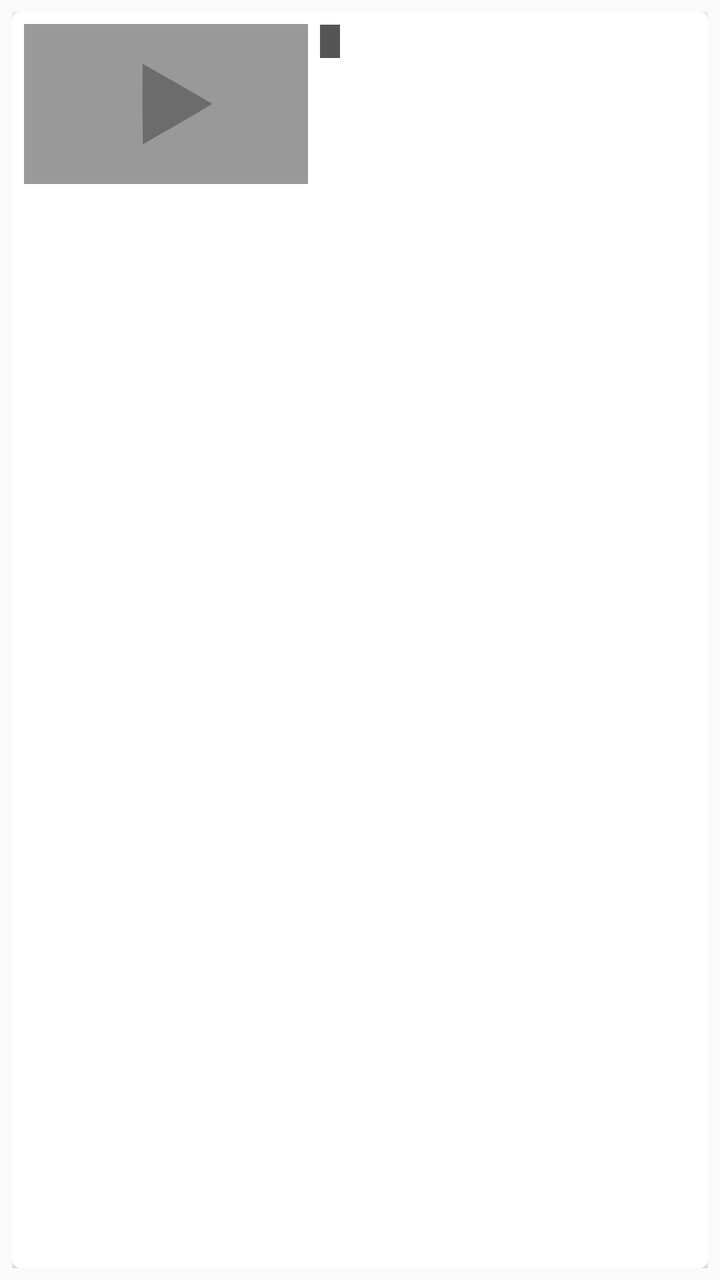
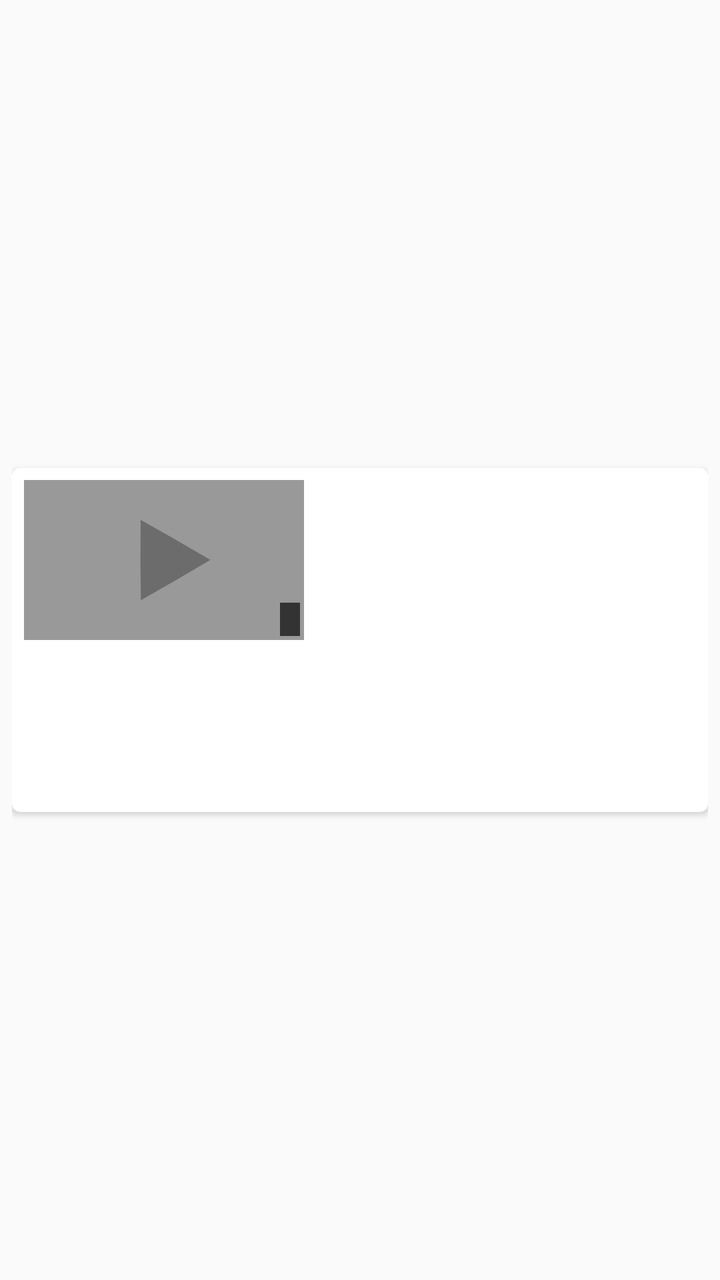

The first picture is an Android layout as it rendered before a commit; the second is the same layout after the commit. The layout source and the unified diff follow.
<!-- AndroidManifest.xml: application theme AppTheme -->
<!-- res/layout/video_item.xml -->
<?xml version="1.0" encoding="utf-8"?>
<LinearLayout xmlns:android="http://schemas.android.com/apk/res/android"
    xmlns:tools="http://schemas.android.com/tools"
    xmlns:card_view="http://schemas.android.com/apk/res-auto"
    android:layout_width="match_parent"
    android:layout_height="wrap_content"
    android:padding="6dp">

    <android.support.v7.widget.CardView
        xmlns:card_view="http://schemas.android.com/apk/res-auto"
        android:id="@+id/card_view"
        android:layout_gravity="center"
        android:orientation="vertical"
        android:layout_width="match_parent"
        android:layout_height="wrap_content"
        card_view:cardCornerRadius="4dp" >

        <RelativeLayout
            xmlns:android="http://schemas.android.com/apk/res/android"
            android:orientation="vertical"
            android:layout_width="match_parent"
            android:layout_height="wrap_content"
            android:padding="6dp">

            <ImageView android:id="@+id/itemThumbnailView"
                android:contentDescription="@string/itemThumbnailViewDescription"
                android:layout_width="142dp"
                android:layout_height="80dp"
                android:layout_marginEnd="6dp"
                android:layout_marginRight="6dp"
                android:scaleType="centerCrop"
                android:layout_alignParentLeft="true"
                android:layout_alignParentStart="true"
                android:layout_alignParentTop="true"
                android:src="@drawable/dummy_thumbnail"/>

            <TextView android:id="@+id/itemVideoTitleView"
                android:layout_width="wrap_content"
                android:layout_height="36dp"
                android:layout_toRightOf="@id/itemThumbnailView"
                android:layout_toEndOf="@id/itemThumbnailView"
                android:layout_alignParentTop="true"
                android:textAppearance="?android:attr/textAppearanceLarge"
                android:textSize="@dimen/text_search_title_size"/>

            <LinearLayout
                android:layout_width="match_parent"
                android:layout_height="match_parent"
                android:layout_toRightOf="@id/itemThumbnailView">

                <TextView android:id="@+id/itemUploaderView"
                    android:layout_width="wrap_content"
                    android:layout_height="18dp"
                    android:textAppearance="?android:attr/textAppearanceSmall"
                    android:textSize="@dimen/text_search_uploader_size"/>

                <TextView android:id="@+id/itemUploadDateView"
                    android:layout_width="wrap_content"
                    android:layout_height="wrap_content"
                    android:textAppearance="?android:attr/textAppearanceSmall"
                    android:textSize="@dimen/text_search_uploadtime_size"
                    />

                <TextView android:id="@+id/itemDurationView"
                    android:layout_width="wrap_content"
                    android:layout_height="wrap_content"
                    android:layout_marginRight="2dp"
                    android:layout_marginEnd="2dp"
                    android:layout_marginBottom="2dp"
                    android:paddingTop="1dp"
                    android:paddingBottom="1dp"
                    android:paddingRight="5dp"
                    android:paddingLeft="5dp"
                    android:textAppearance="?android:attr/textAppearanceSmall"
                    android:textSize="@dimen/text_search_duration_size"
                    android:background="@color/durationBackground"
                    android:textColor="@color/durationText"/>

            </LinearLayout>

        </RelativeLayout>
    </android.support.v7.widget.CardView>
</LinearLayout>
<!-- resources referenced by this layout -->
<resources>
  <color name="durationBackground">#aa000000</color>
  <color name="durationText">#eeffffff</color>
  <dimen name="text_search_duration_size">11sp</dimen>
  <dimen name="text_search_title_size">14sp</dimen>
  <dimen name="text_search_uploader_size">12sp</dimen>
  <dimen name="text_search_uploadtime_size">12sp</dimen>
  <!-- drawable dummy_thumbnail: png bitmap (drawable-nodpi, 2654 bytes) -->
  <string name="itemThumbnailViewDescription">Video preview thumbnail</string>
  <style name="AppTheme" parent="Theme.AppCompat.Light">
          <item name="android:actionBarStyle">@style/NewPipeActionbarTheme</item>
          <item name="actionBarStyle">@style/NewPipeActionbarTheme</item>
          <item name="colorPrimary">@color/primaryColorYoutube</item>
          <item name="colorPrimaryDark">@color/primaryColorDarkYoutube</item>
          <item name="colorAccent">@color/accentColorYoutube</item>
      </style>
  <style name="NewPipeActionbarTheme" parent="Widget.AppCompat.Light.ActionBar.Solid">
          <item name="android:displayOptions">showHome</item>
          <item name="displayOptions">showHome</item>
          <item name="android:background">@color/primaryColorYoutube</item>
          <item name="background">@color/primaryColorYoutube</item>
      </style>
  <color name="primaryColorYoutube">#cd322e</color>
  <color name="primaryColorDarkYoutube">#bc211d</color>
  <color name="accentColorYoutube">#000000</color>
</resources>

<!-- the commit's change to res/layout/video_item.xml (unified diff, before → after) -->
@@ -4,7 +4,7 @@
     xmlns:card_view="http://schemas.android.com/apk/res-auto"
     android:layout_width="match_parent"
     android:layout_height="wrap_content"
-    android:padding="6dp">
+    android:padding="@dimen/video_item_search_card_margin">
 
     <android.support.v7.widget.CardView
         xmlns:card_view="http://schemas.android.com/apk/res-auto"
@@ -13,71 +13,76 @@
         android:orientation="vertical"
         android:layout_width="match_parent"
         android:layout_height="wrap_content"
-        card_view:cardCornerRadius="4dp" >
+        card_view:cardCornerRadius="@dimen/video_item_search_card_radius" >
 
-        <RelativeLayout
+        <LinearLayout
             xmlns:android="http://schemas.android.com/apk/res/android"
             android:orientation="vertical"
             android:layout_width="match_parent"
             android:layout_height="wrap_content"
-            android:padding="6dp">
+            android:layout_marginRight="@dimen/video_item_search_image_right_margin"
+            android:padding="@dimen/video_item_search_card_padding">
 
-            <ImageView android:id="@+id/itemThumbnailView"
-                android:contentDescription="@string/itemThumbnailViewDescription"
-                android:layout_width="142dp"
-                android:layout_height="80dp"
-                android:layout_marginEnd="6dp"
-                android:layout_marginRight="6dp"
-                android:scaleType="centerCrop"
-                android:layout_alignParentLeft="true"
-                android:layout_alignParentStart="true"
-                android:layout_alignParentTop="true"
-                android:src="@drawable/dummy_thumbnail"/>
+            <RelativeLayout
+                android:layout_width="wrap_content"
+                android:layout_height="wrap_content">
 
-            <TextView android:id="@+id/itemVideoTitleView"
-                android:layout_width="wrap_content"
-                android:layout_height="36dp"
-                android:layout_toRightOf="@id/itemThumbnailView"
-                android:layout_toEndOf="@id/itemThumbnailView"
-                android:layout_alignParentTop="true"
-                android:textAppearance="?android:attr/textAppearanceLarge"
-                android:textSize="@dimen/text_search_title_size"/>
-
-            <LinearLayout
-                android:layout_width="match_parent"
-                android:layout_height="match_parent"
-                android:layout_toRightOf="@id/itemThumbnailView">
-
-                <TextView android:id="@+id/itemUploaderView"
-                    android:layout_width="wrap_content"
-                    android:layout_height="18dp"
-                    android:textAppearance="?android:attr/textAppearanceSmall"
-                    android:textSize="@dimen/text_search_uploader_size"/>
-
-                <TextView android:id="@+id/itemUploadDateView"
-                    android:layout_width="wrap_content"
-                    android:layout_height="wrap_content"
-                    android:textAppearance="?android:attr/textAppearanceSmall"
-                    android:textSize="@dimen/text_search_uploadtime_size"
-                    />
+                <ImageView android:id="@+id/itemThumbnailView"
+                    android:contentDescription="@string/itemThumbnailViewDescription"
+                    android:layout_width="@dimen/video_item_search_image_width"
+                    android:layout_height="@dimen/video_item_search_image_height"
+                    android:scaleType="centerCrop"
+                    android:layout_alignParentLeft="true"
+                    android:layout_alignParentStart="true"
+                    android:layout_alignParentTop="true"
+                    android:src="@drawable/dummy_thumbnail"/>
 
                 <TextView android:id="@+id/itemDurationView"
                     android:layout_width="wrap_content"
                     android:layout_height="wrap_content"
-                    android:layout_marginRight="2dp"
-                    android:layout_marginEnd="2dp"
-                    android:layout_marginBottom="2dp"
-                    android:paddingTop="1dp"
-                    android:paddingBottom="1dp"
-                    android:paddingRight="5dp"
-                    android:paddingLeft="5dp"
+                    android:layout_alignBottom="@id/itemThumbnailView"
+                    android:layout_alignRight="@id/itemThumbnailView"
+                    android:layout_alignEnd="@id/itemThumbnailView"
+                    android:layout_marginRight="@dimen/video_item_search_duration_margin"
+                    android:layout_marginEnd="@dimen/video_item_search_duration_margin"
+                    android:layout_marginBottom="@dimen/video_item_search_duration_margin"
+                    android:paddingTop="@dimen/video_item_search_duration_vertical_padding"
+                    android:paddingBottom="@dimen/video_item_search_duration_vertical_padding"
+                    android:paddingRight="@dimen/video_item_search_duration_horizontal_padding"
+                    android:paddingLeft="@dimen/video_item_search_duration_horizontal_padding"
                     android:textAppearance="?android:attr/textAppearanceSmall"
-                    android:textSize="@dimen/text_search_duration_size"
+                    android:textSize="@dimen/video_item_search_duration_text_size"
                     android:background="@color/durationBackground"
                     android:textColor="@color/durationText"/>
 
+            </RelativeLayout>
+
+            <LinearLayout
+                android:orientation="horizontal"
+                android:layout_width="fill_parent"
+                android:layout_height="@dimen/video_item_search_image_height">
+
+                <TextView android:id="@+id/itemVideoTitleView"
+                    android:layout_width="match_parent"
+                    android:layout_height="fill_parent"
+                    android:textAppearance="?android:attr/textAppearanceLarge"
+                    android:textSize="@dimen/video_item_search_title_text_size"/>
+
+                <TextView android:id="@+id/itemUploaderView"
+                    android:layout_width="match_parent"
+                    android:layout_height="@dimen/video_item_search_uploader_height"
+                    android:textAppearance="?android:attr/textAppearanceSmall"
+                    android:textSize="@dimen/video_item_search_uploader_text_size"/>
+
+                <TextView android:id="@+id/itemUploadDateView"
+                    android:layout_width="match_parent"
+                    android:layout_height="@dimen/video_item_search_upload_date_height"
+                    android:textAppearance="?android:attr/textAppearanceSmall"
+                    android:textSize="@dimen/video_item_search_upload_date_text_size"
+                    />
+
             </LinearLayout>
 
-        </RelativeLayout>
+        </LinearLayout>
     </android.support.v7.widget.CardView>
 </LinearLayout>
<!-- resource entries referenced after the edit -->
@@ -2,10 +2,21 @@
 <resources>
   <color name="durationBackground">#aa000000</color>
   <color name="durationText">#eeffffff</color>
-  <dimen name="text_search_duration_size">11sp</dimen>
-  <dimen name="text_search_title_size">14sp</dimen>
-  <dimen name="text_search_uploader_size">12sp</dimen>
-  <dimen name="text_search_uploadtime_size">12sp</dimen>
+  <dimen name="video_item_search_card_margin">6dp</dimen>
+  <dimen name="video_item_search_card_padding">6dp</dimen>
+  <dimen name="video_item_search_card_radius">4dp</dimen>
+  <dimen name="video_item_search_duration_horizontal_padding">5sp</dimen>
+  <dimen name="video_item_search_duration_margin">2sp</dimen>
+  <dimen name="video_item_search_duration_text_size">11sp</dimen>
+  <dimen name="video_item_search_duration_vertical_padding">1sp</dimen>
+  <dimen name="video_item_search_image_height">80dp</dimen>
+  <dimen name="video_item_search_image_right_margin">6dp</dimen>
+  <dimen name="video_item_search_image_width">140dp</dimen>
+  <dimen name="video_item_search_title_text_size">14sp</dimen>
+  <dimen name="video_item_search_upload_date_height">14sp</dimen>
+  <dimen name="video_item_search_upload_date_text_size">12sp</dimen>
+  <dimen name="video_item_search_uploader_height">14sp</dimen>
+  <dimen name="video_item_search_uploader_text_size">12sp</dimen>
   <!-- drawable dummy_thumbnail: png bitmap (drawable-nodpi, 2654 bytes) -->
   <string name="itemThumbnailViewDescription">Video preview thumbnail</string>
   <style name="AppTheme" parent="Theme.AppCompat.Light">
